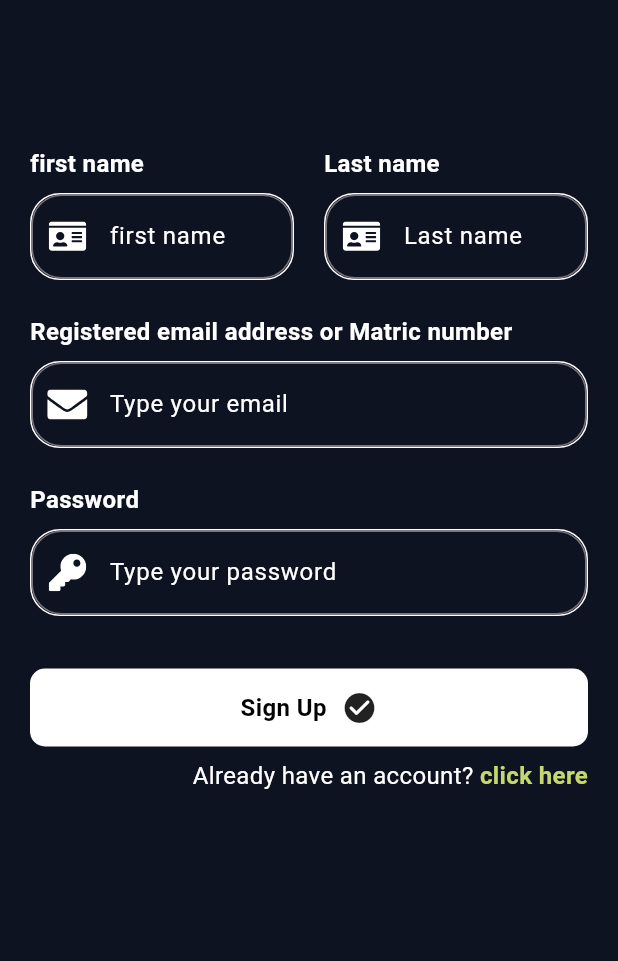
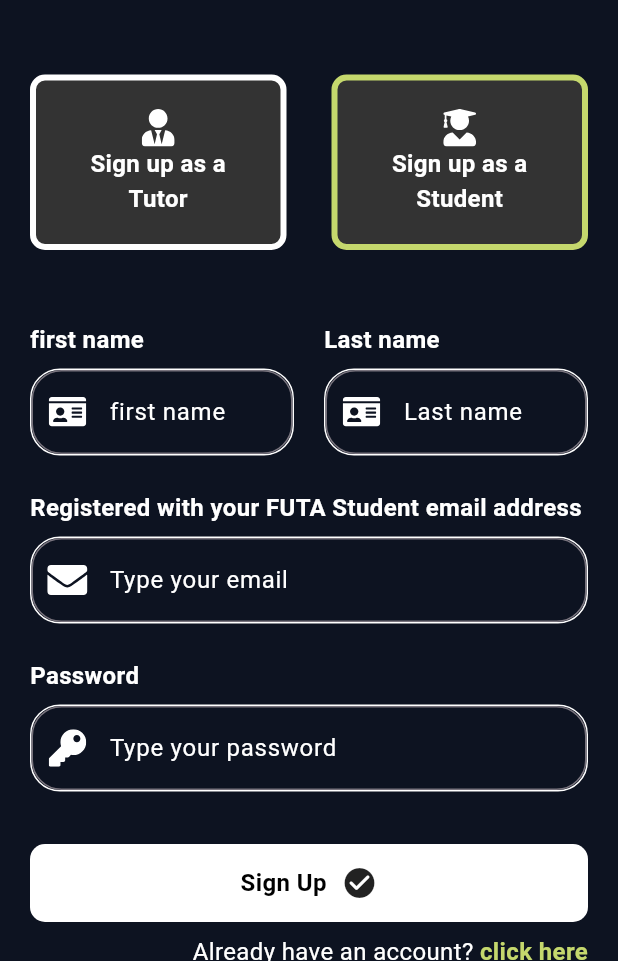
Before and after one commit to Vadefolarin/Insync-Classroom, a Flutter app: the screen it shows after launch, on a phone screen of 412 x 824 dp, the part 275-1236 px from its top. Run offline on Flutter 3.47's test engine with Material 3 defaults, Android fonts, the phone set to English and light mode, and no system bars; our stand-ins replace cloud_firestore, data_table_2, firebase_auth, firebase_core, firebase_messaging, flutter_local_notifications and 6 more; accounts and stored records are empty; Roboto replaces fonts that are missing (Nunito).

Commit message:
added context to make sure only FUTA officail email is accepted

```diff
--- a/lib/views/authentication/signUp/signUp.dart
+++ b/lib/views/authentication/signUp/signUp.dart
@@ -19,6 +19,8 @@ class SignUp extends ConsumerStatefulWidget {
 }
 
 class _SignUpState extends ConsumerState<SignUp> {
+  late ValueNotifier<bool> _currentIndexNotifier;
+
   TextEditingController? emailcontroller;
   TextEditingController? controller;
   final GlobalKey<FormState> _formKey = GlobalKey<FormState>();
@@ -30,6 +32,8 @@ class _SignUpState extends ConsumerState<SignUp> {
 
   @override
   void initState() {
+    _currentIndexNotifier = ValueNotifier(false);
+
     super.initState();
   }
 
@@ -45,7 +49,7 @@ class _SignUpState extends ConsumerState<SignUp> {
   }
 
   // sign user in method
-  void signUserUp() async {
+  void signUserUp(bool isTutor) async {
     if (_formKey.currentState!.validate()) {
       showDialog(
         context: context,
@@ -60,7 +64,7 @@ class _SignUpState extends ConsumerState<SignUp> {
               email: emailcontroller!.text,
               password: passwordcontroller!.text,
               context: context,
-              isTutor: true
+              isTutor: isTutor,
             );
 
         Navigator.of(context).pushAndRemoveUntil(
@@ -108,7 +112,10 @@ class _SignUpState extends ConsumerState<SignUp> {
     return Scaffold(
       backgroundColor: kcolorbackgrounddark,
       body: SafeArea(
-        child: Padding(
+        child: ValueListenableBuilder(
+            valueListenable: _currentIndexNotifier,
+            builder: (context, bool value, child) {
+              return Padding(
                 padding: const EdgeInsets.symmetric(horizontal: 20),
                 child: SingleChildScrollView(
                   child: Form(
@@ -141,6 +148,45 @@ class _SignUpState extends ConsumerState<SignUp> {
                           ),
                         ),
                         const SizedBox(height: 50),
+                        Row(
+                          mainAxisAlignment: MainAxisAlignment.spaceAround,
+                          crossAxisAlignment: CrossAxisAlignment.center,
+                          children: [
+                            Expanded(
+                              child: InContainer(
+                                color: value ? kcolorMainPrimary : Colors.white,
+                                text: 'Sign up as a Tutor',
+                                icon: 'assets/icons/tutor.svg',
+                                onTap: () {
+                                  print('--------------------');
+                                  _currentIndexNotifier.value =
+                                      !_currentIndexNotifier.value;
+                                  // Navigator.push(context, MaterialPageRoute(builder: (context) {
+                                  //   return const SignUp();
+                                  // }));
+                                },
+                              ),
+                            ),
+                            const SizedBox(width: 30),
+                            Expanded(
+                              child: InContainer(
+                                color:
+                                    !value ? kcolorMainPrimary : Colors.white,
+                                text: 'Sign up as a Student',
+                                icon: 'assets/icons/student.svg',
+                                onTap: () {
+                                  _currentIndexNotifier.value =
+                                      !_currentIndexNotifier.value;
+                                  // Navigator.push(context, MaterialPageRoute(builder: (context) {
+                                  //   return const SignUp();
+                                  // }));
+                                },
+                              ),
+                            ),
+                            const SizedBox(height: 10),
+                          ],
+                        ),
+
                         // const ChooseAccount(),
                         const SizedBox(height: 50),
                         Row(
@@ -171,7 +217,8 @@ class _SignUpState extends ConsumerState<SignUp> {
                                     ),
                                     child: TextFormField(
                                       controller: firstnamecontroller,
-                                style: const TextStyle(color: Colors.white),
+                                      style:
+                                          const TextStyle(color: Colors.white),
                                       decoration: InputDecoration(
                                         fillColor: Colors.white,
                                         hintText: 'first name',
@@ -179,10 +226,11 @@ class _SignUpState extends ConsumerState<SignUp> {
                                           'assets/icons/name.svg',
                                           fit: BoxFit.scaleDown,
                                         ),
-                                  hintStyle:
-                                      const TextStyle(color: Colors.white),
+                                        hintStyle: const TextStyle(
+                                            color: Colors.white),
                                         border: OutlineInputBorder(
-                                    borderRadius: BorderRadius.circular(20),
+                                          borderRadius:
+                                              BorderRadius.circular(20),
                                           borderSide: const BorderSide(
                                             color: Colors.white,
                                             style: BorderStyle.solid,
@@ -191,7 +239,8 @@ class _SignUpState extends ConsumerState<SignUp> {
                                           ),
                                         ),
                                         focusedBorder: OutlineInputBorder(
-                                    borderRadius: BorderRadius.circular(20),
+                                          borderRadius:
+                                              BorderRadius.circular(20),
                                           borderSide: const BorderSide(
                                             color: Colors.white,
                                             style: BorderStyle.solid,
@@ -236,7 +285,8 @@ class _SignUpState extends ConsumerState<SignUp> {
                                     ),
                                     child: TextFormField(
                                       controller: lastnamecontroller,
-                                style: const TextStyle(color: Colors.white),
+                                      style:
+                                          const TextStyle(color: Colors.white),
                                       decoration: InputDecoration(
                                         fillColor: Colors.white,
                                         hintText: 'Last name',
@@ -244,10 +294,11 @@ class _SignUpState extends ConsumerState<SignUp> {
                                           'assets/icons/name.svg',
                                           fit: BoxFit.scaleDown,
                                         ),
-                                  hintStyle:
-                                      const TextStyle(color: Colors.white),
+                                        hintStyle: const TextStyle(
+                                            color: Colors.white),
                                         border: OutlineInputBorder(
-                                    borderRadius: BorderRadius.circular(20),
+                                          borderRadius:
+                                              BorderRadius.circular(20),
                                           borderSide: const BorderSide(
                                             color: Colors.white,
                                             style: BorderStyle.solid,
@@ -256,7 +307,8 @@ class _SignUpState extends ConsumerState<SignUp> {
                                           ),
                                         ),
                                         focusedBorder: OutlineInputBorder(
-                                    borderRadius: BorderRadius.circular(20),
+                                          borderRadius:
+                                              BorderRadius.circular(20),
                                           borderSide: const BorderSide(
                                             color: Colors.white,
                                             style: BorderStyle.solid,
@@ -277,9 +329,11 @@ class _SignUpState extends ConsumerState<SignUp> {
                           ],
                         ),
                         const SizedBox(height: 25),
-                  const Text(
-                    'Registered email address or Matric number',
-                    style: TextStyle(
+                        Text(
+                          !value
+                              ? 'Registered with your FUTA Student email address'
+                              : "Resgister with your Official Staff email  address",
+                          style: const TextStyle(
                             color: Colors.white,
                             fontSize: 16,
                             fontFamily: 'Nunito',
@@ -335,6 +389,12 @@ class _SignUpState extends ConsumerState<SignUp> {
                                 return 'Please enter a valid email';
                               } else if (value.contains('..')) {
                                 return 'Please enter a valid email';
+                                // You can remove it and specify it to your taste
+                              } else if (!value.contains('futa.edu.ng') ||
+                                  !value.contains('Futa.edu.ng') ||
+                                  !value.contains('FUTA.edu.ng') ||
+                                  !value.contains('FUTA.EDU.NG.')) {
+                                return 'Not a valid FUTA email address';
                               }
                               return null;
                             },
@@ -399,7 +459,7 @@ class _SignUpState extends ConsumerState<SignUp> {
                         const SizedBox(height: 35),
                         InkWell(
                           onTap: () {
-                      signUserUp();
+                            signUserUp(!value ? true : false);
                             // Navigator.pushReplacement(
                             //   context,
                             //   MaterialPageRoute(
@@ -486,15 +546,12 @@ class _SignUpState extends ConsumerState<SignUp> {
                     ),
                   ),
                 ),
-        ),
+              );
+            }),
       ),
     );
   }
 }
-
-
-
-
 
 class InContainer extends StatelessWidget {
   const InContainer({
```
Also changed, not shown: lib/views/authentication/login/login.dart (+18 -16 lines). Lines whose indentation alone changed are shown as unchanged.
